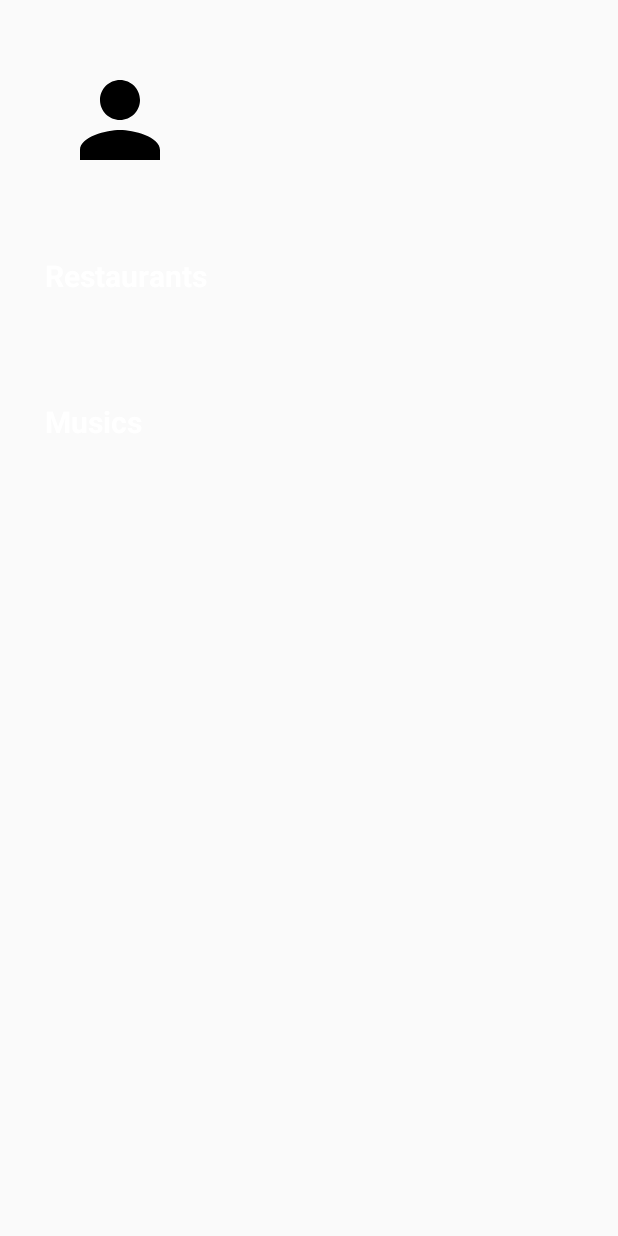
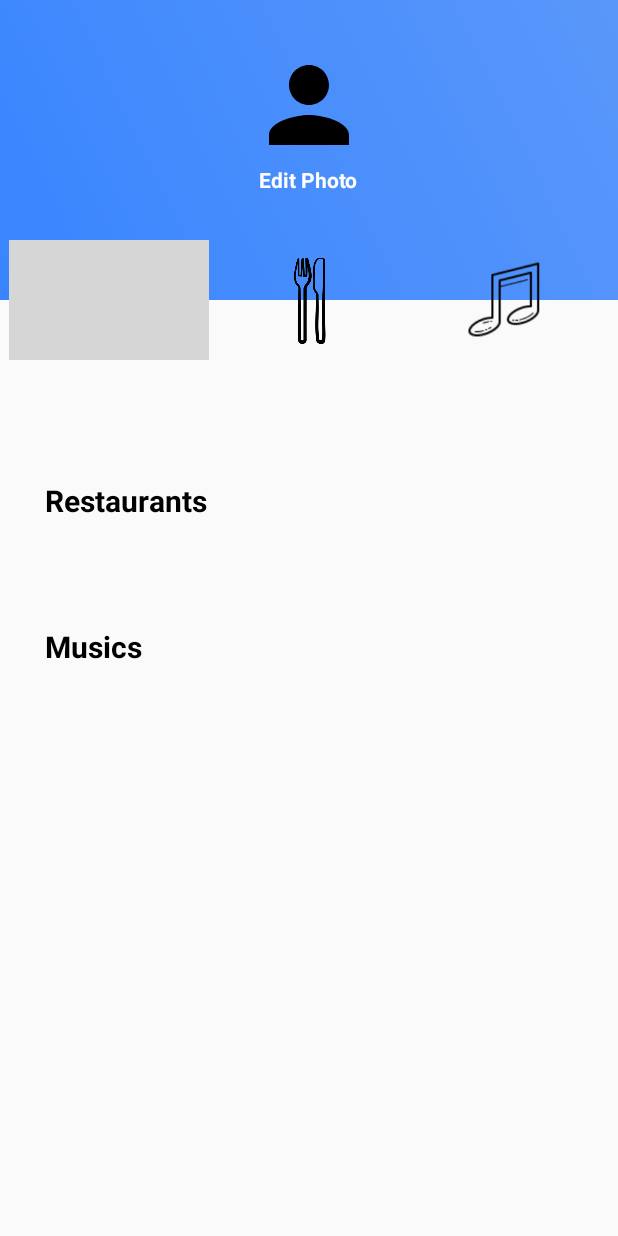
Before and after one commit to sinanyaman95/MyCommunity, an Android app: the layout profile_fragment.xml on its own in the app's theme, with its tools: preview values and no code run, on a phone screen of 412 x 824 dp. Run offline under Robolectric (Android 15) with nearby library versions, the phone set to English and light mode, and no system bars; grey boxes are pictures that could not be loaded.

Commit message:
User Profile UI tweak.

```diff
--- a/app/src/main/java/com/humber/saynn/mycommunity/activities/MainActivity.java
+++ b/app/src/main/java/com/humber/saynn/mycommunity/activities/MainActivity.java
@@ -1,6 +1,7 @@
 package com.humber.saynn.mycommunity.activities;
 
 import androidx.annotation.NonNull;
+import androidx.annotation.Nullable;
 import androidx.appcompat.app.ActionBarDrawerToggle;
 import androidx.appcompat.app.AlertDialog;
 import androidx.appcompat.app.AppCompatActivity;
@@ -20,6 +21,8 @@ import android.view.MenuInflater;
 import android.view.MenuItem;
 import android.view.View;
 import android.view.Window;
+import android.widget.ImageView;
+import android.widget.TextView;
 import android.widget.Toast;
 
 import com.google.android.material.appbar.AppBarLayout;
@@ -31,10 +34,15 @@ import com.humber.saynn.mycommunity.fragment.ProfileFragment;
 
 public class MainActivity extends AppCompatActivity implements NavigationView.OnNavigationItemSelectedListener {
 
+    public static final int PICTURE_REQUEST_CODE = 99;
+
     private DrawerLayout drawerLayout;
     private ActionBarDrawerToggle actionBarDrawerToggle;
     NavigationView navView;
     FirebaseAuth firebaseAuth;
+
+    ImageView profileImage;
+    TextView editPhoto;
 
     @Override
     protected void onCreate(Bundle savedInstanceState) {
@@ -44,6 +52,9 @@ public class MainActivity extends AppCompatActivity implements NavigationView.On
         navView = findViewById(R.id.navigation);
         Toolbar toolbar = findViewById(R.id.mainToolbar);
         setSupportActionBar(toolbar);
+
+        profileImage = findViewById(R.id.profileImage);
+        editPhoto = findViewById(R.id.editPhotoText);
 
         navView.setNavigationItemSelectedListener(this);
 
@@ -64,6 +75,18 @@ public class MainActivity extends AppCompatActivity implements NavigationView.On
         }
     }
 
+    private void chooseImageFile(){
+        Intent intent = new Intent();
+        intent.setType("inage/*");
+        intent.setAction(Intent.ACTION_GET_CONTENT);
+        startActivityForResult(Intent.createChooser(intent,"Select Picture"),
+                PICTURE_REQUEST_CODE);
+    }
+
+    @Override
+    protected void onActivityResult(int requestCode, int resultCode, @Nullable Intent data) {
+        super.onActivityResult(requestCode, resultCode, data);
+    }
 
     @Override
     public boolean onNavigationItemSelected(@NonNull MenuItem item) {
--- /dev/null
+++ b/app/src/main/res/drawable/main_background.xml
@@ -0,0 +1,6 @@
+<?xml version="1.0" encoding="utf-8"?>
+<shape xmlns:android="http://schemas.android.com/apk/res/android">
+    <gradient android:angle="45"
+        android:startColor="#fafdff"
+        android:endColor="#f7f7f7"/>
+</shape>
--- /dev/null
+++ b/app/src/main/res/drawable/profile_header_background.xml
@@ -0,0 +1,6 @@
+<?xml version="1.0" encoding="utf-8"?>
+<shape xmlns:android="http://schemas.android.com/apk/res/android">
+<gradient android:angle="45"
+    android:startColor="#3885ff"
+    android:endColor="#5a97fa"/>
+</shape>
--- a/app/src/main/res/layout/activity_main.xml
+++ b/app/src/main/res/layout/activity_main.xml
@@ -13,7 +13,7 @@
     <LinearLayout
         android:layout_width="match_parent"
         android:layout_height="match_parent"
-        android:background="@drawable/login_background"
+        android:background="@drawable/main_background"
         android:orientation="vertical">
 
         <com.google.android.material.appbar.AppBarLayout
--- a/app/src/main/res/layout/profile_fragment.xml
+++ b/app/src/main/res/layout/profile_fragment.xml
@@ -2,62 +2,152 @@
 <androidx.constraintlayout.widget.ConstraintLayout xmlns:android="http://schemas.android.com/apk/res/android"
     xmlns:app="http://schemas.android.com/apk/res-auto"
     xmlns:tools="http://schemas.android.com/tools"
-    android:orientation="vertical"
     android:layout_width="match_parent"
     android:layout_height="match_parent"
+    android:orientation="vertical"
     tools:context=".fragment.ProfileFragment">
 
-    <ImageView
-        app:layout_constraintTop_toTopOf="parent"
-        app:layout_constraintStart_toStartOf="parent"
-        android:id="@+id/profileImage"
-        android:layout_width="80dp"
-        android:layout_height="80dp"
-        android:layout_marginTop="40dp"
-        android:layout_marginStart="40dp"
-        android:src="@drawable/ic_person_black_24dp"
-        android:adjustViewBounds="true"/>
+    <RelativeLayout
+        android:id="@+id/profileHeaderLayout"
+        android:layout_width="match_parent"
+        android:layout_height="250dp"
+        app:layout_constraintTop_toTopOf="parent">
+
+        <LinearLayout
+            android:layout_width="match_parent"
+            android:layout_height="200dp"
+            android:orientation="vertical"
+            android:background="@drawable/profile_header_background">
+
+            <ImageView
+                android:id="@+id/profileImage"
+                android:layout_width="80dp"
+                android:layout_height="80dp"
+                android:layout_marginTop="30dp"
+                android:layout_gravity="center"
+                android:adjustViewBounds="true"
+                android:src="@drawable/ic_person_black_24dp" />
+            <TextView
+                android:id="@+id/editPhotoText"
+                android:layout_width="wrap_content"
+                android:layout_height="wrap_content"
+                android:text="Edit Photo"
+                android:textColor="#FFF"
+                android:textSize="14sp"
+                android:textStyle="bold"
+                android:layout_gravity="center"/>
+
+        </LinearLayout>
+
+        <LinearLayout
+            android:id="@+id/profileDisplayLayout"
+            android:layout_width="400dp"
+            android:layout_height="80dp"
+            android:layout_marginTop="160dp"
+            android:layout_centerHorizontal="true">
+
+            <LinearLayout
+                android:layout_width="match_parent"
+                android:layout_height="match_parent"
+                android:orientation="horizontal">
+
+                <LinearLayout
+                    android:layout_width="0dp"
+                    android:layout_height="match_parent"
+                    android:layout_weight="1"
+                    android:orientation="vertical">
+
+                    <ImageView
+                        android:layout_width="match_parent"
+                        android:layout_height="match_parent"
+                        android:adjustViewBounds="true"
+                        android:padding="5dp"
+                        android:src="@drawable/turkish_flag" />
+
+                </LinearLayout>
+
+                <LinearLayout
+                    android:id="@+id/profileCuisine"
+                    android:layout_width="0dp"
+                    android:layout_height="match_parent"
+                    android:layout_weight="1"
+                    android:orientation="vertical">
+
+                    <ImageView
+                        android:layout_width="match_parent"
+                        android:layout_height="match_parent"
+                        android:adjustViewBounds="true"
+                        android:padding="5dp"
+                        android:src="@drawable/cuisine_image" />
+
+                </LinearLayout>
+
+                <LinearLayout
+                    android:id="@+id/profileMusic"
+                    android:layout_width="0dp"
+                    android:layout_height="match_parent"
+                    android:layout_weight="1"
+                    android:orientation="vertical">
+
+                    <ImageView
+                        android:layout_width="match_parent"
+                        android:layout_height="match_parent"
+                        android:adjustViewBounds="true"
+                        android:padding="5dp"
+                        android:src="@drawable/musicimage" />
+
+                </LinearLayout>
+
+
+            </LinearLayout>
+
+
+        </LinearLayout>
+
+
+    </RelativeLayout>
 
     <LinearLayout
         android:id="@+id/foodTextLayout"
+        android:layout_width="match_parent"
+        android:layout_height="wrap_content"
+        android:layout_marginTop="20dp"
         android:orientation="horizontal"
-        app:layout_constraintTop_toBottomOf="@id/profileImage"
-        android:layout_width="match_parent"
-        android:layout_height="wrap_content">
+        app:layout_constraintTop_toBottomOf="@id/profileHeaderLayout">
 
 
         <TextView
             android:layout_width="wrap_content"
             android:layout_height="wrap_content"
+            android:layout_marginStart="30dp"
+            android:layout_marginTop="50dp"
+            android:layout_marginEnd="30dp"
             android:text="@string/restaurants"
-            app:layout_constraintStart_toStartOf="parent"
-            app:layout_constraintStart_toEndOf="parent"
-            android:layout_marginStart="30dp"
-            android:layout_marginEnd="30dp"
+            android:textColor="#000"
             android:textSize="20sp"
             android:textStyle="bold"
-            android:textColor="#FFF"
-            android:layout_marginTop="50dp"/>
+            app:layout_constraintStart_toEndOf="parent"
+            app:layout_constraintStart_toStartOf="parent" />
 
     </LinearLayout>
 
     <LinearLayout
-        android:orientation="horizontal"
         android:id="@+id/foodLayout"
         android:layout_width="match_parent"
         android:layout_height="wrap_content"
-        app:layout_constraintTop_toBottomOf="@id/foodTextLayout"
+        android:layout_marginStart="30dp"
+        android:layout_marginTop="20dp"
+        android:layout_marginEnd="30dp"
+        android:orientation="horizontal"
+        app:layout_constraintStart_toEndOf="parent"
         app:layout_constraintStart_toStartOf="parent"
-        app:layout_constraintStart_toEndOf="parent"
-        android:layout_marginStart="30dp"
-        android:layout_marginEnd="30dp"
-        android:layout_marginTop="20dp">
+        app:layout_constraintTop_toBottomOf="@id/foodTextLayout">
 
 
         <FrameLayout
             android:id="@+id/foodFragmentProfile"
             android:layout_width="match_parent"
-            android:layout_height="match_parent"/>
+            android:layout_height="match_parent" />
 
 
     </LinearLayout>
@@ -72,41 +162,38 @@
         <TextView
             android:layout_width="wrap_content"
             android:layout_height="wrap_content"
+            android:layout_marginStart="30dp"
+            android:layout_marginTop="50dp"
+            android:layout_marginEnd="30dp"
             android:text="@string/musics"
-            app:layout_constraintStart_toStartOf="parent"
-            app:layout_constraintStart_toEndOf="parent"
-            android:layout_marginStart="30dp"
-            android:layout_marginEnd="30dp"
+            android:textColor="#000"
             android:textSize="20sp"
             android:textStyle="bold"
-            android:textColor="#FFF"
-            android:layout_marginTop="50dp"/>
-
+            app:layout_constraintStart_toEndOf="parent"
+            app:layout_constraintStart_toStartOf="parent" />
 
 
     </LinearLayout>
 
     <LinearLayout
-        android:orientation="horizontal"
         android:id="@+id/musicLayout"
         android:layout_width="match_parent"
         android:layout_height="wrap_content"
-        app:layout_constraintTop_toBottomOf="@id/musicTextLayout"
+        android:layout_marginStart="30dp"
+        android:layout_marginTop="50dp"
+        android:layout_marginEnd="30dp"
+        android:orientation="horizontal"
+        app:layout_constraintStart_toEndOf="parent"
         app:layout_constraintStart_toStartOf="parent"
-        app:layout_constraintStart_toEndOf="parent"
-        android:layout_marginStart="30dp"
-        android:layout_marginEnd="30dp"
-        android:layout_marginTop="50dp">
+        app:layout_constraintTop_toBottomOf="@id/musicTextLayout">
 
         <FrameLayout
+            android:id="@+id/musicContainerProfile"
             android:layout_width="match_parent"
-            android:layout_height="wrap_content"
-            android:id="@+id/musicContainerProfile"/>
+            android:layout_height="wrap_content" />
 
 
     </LinearLayout>
 
 
-
-
 </androidx.constraintlayout.widget.ConstraintLayout>
```
